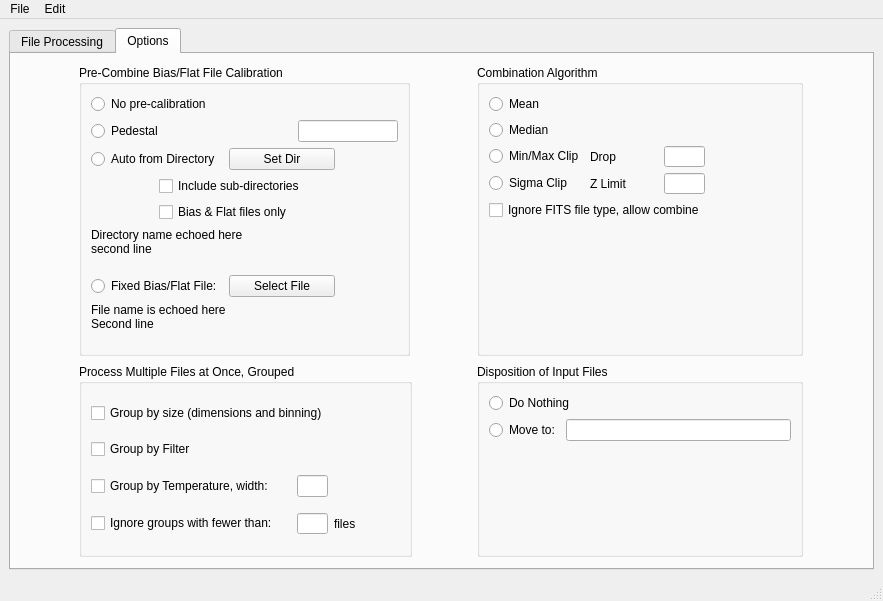
First picture: the form in MainWindow.ui, repository RMcDOttawa/MasterFlatMaker, before the edit.
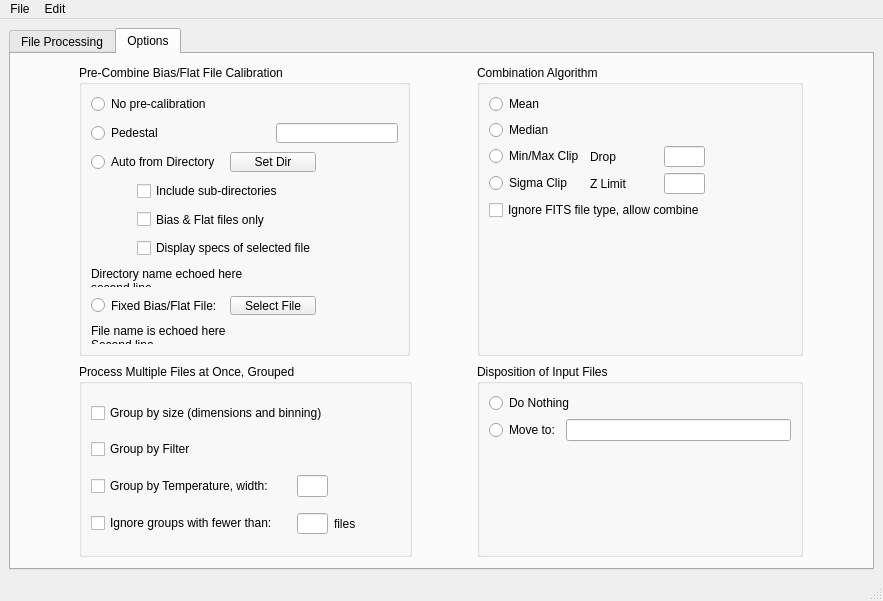
Second picture: the form after the edit. The open tabs and pages were chosen to show the change.

Commit message: Checkbox to control whether results of auto-selected dark/bias search are displayed.  GUI-side done.

What changed in the file:
```diff
--- a/MainWindow.ui
+++ b/MainWindow.ui
@@ -356,7 +356,120 @@
            <string>Pre-Combine Bias/Flat File Calibration</string>
           </property>
           <layout class="QGridLayout" name="gridLayout">
-           <item row="0" column="0" colspan="2">
+           <property name="verticalSpacing">
+            <number>9</number>
+           </property>
+           <item row="8" column="0" colspan="3">
+            <widget class="QRadioButton" name="fixedPreCalFileRB">
+             <property name="toolTip">
+              <string>Use fixed bias or flat file specified here for precalibration</string>
+             </property>
+             <property name="text">
+              <string>Fixed Bias/Flat File:</string>
+             </property>
+             <attribute name="buttonGroup">
+              <string notr="true">preCalibrationGroup</string>
+             </attribute>
+            </widget>
+           </item>
+           <item row="3" column="0">
+            <spacer name="horizontalSpacer_7">
+             <property name="orientation">
+              <enum>Qt::Horizontal</enum>
+             </property>
+             <property name="sizeType">
+              <enum>QSizePolicy::Fixed</enum>
+             </property>
+             <property name="sizeHint" stdset="0">
+              <size>
+               <width>40</width>
+               <height>17</height>
+              </size>
+             </property>
+            </spacer>
+           </item>
+           <item row="7" column="0" colspan="6">
+            <widget class="QLabel" name="autoDirectoryName">
+             <property name="text">
+              <string>&lt;html&gt;&lt;head/&gt;&lt;body&gt;&lt;p&gt;&lt;span style=&quot; font-size:9pt;&quot;&gt;Directory name echoed here&lt;br/&gt;second line&lt;/span&gt;&lt;/p&gt;&lt;/body&gt;&lt;/html&gt;</string>
+             </property>
+             <property name="alignment">
+              <set>Qt::AlignLeading|Qt::AlignLeft|Qt::AlignTop</set>
+             </property>
+             <property name="wordWrap">
+              <bool>true</bool>
+             </property>
+            </widget>
+           </item>
+           <item row="2" column="0" colspan="3">
+            <widget class="QRadioButton" name="autoPreCalibrationRB">
+             <property name="toolTip">
+              <string>Automatically choose the best matching Bias or Flat file from a directory of files</string>
+             </property>
+             <property name="text">
+              <string>Auto from Directory</string>
+             </property>
+             <attribute name="buttonGroup">
+              <string notr="true">preCalibrationGroup</string>
+             </attribute>
+            </widget>
+           </item>
+           <item row="9" column="0" colspan="6">
+            <widget class="QLabel" name="precalibrationPathDisplay">
+             <property name="minimumSize">
+              <size>
+               <width>0</width>
+               <height>0</height>
+              </size>
+             </property>
+             <property name="text">
+              <string>&lt;html&gt;&lt;head/&gt;&lt;body&gt;&lt;p&gt;&lt;span style=&quot; font-size:9pt;&quot;&gt;File name is echoed here&lt;br/&gt;Second line&lt;/span&gt;&lt;/p&gt;&lt;/body&gt;&lt;/html&gt;</string>
+             </property>
+             <property name="alignment">
+              <set>Qt::AlignLeading|Qt::AlignLeft|Qt::AlignTop</set>
+             </property>
+             <property name="wordWrap">
+              <bool>true</bool>
+             </property>
+            </widget>
+           </item>
+           <item row="2" column="5">
+            <spacer name="horizontalSpacer_3">
+             <property name="orientation">
+              <enum>Qt::Horizontal</enum>
+             </property>
+             <property name="sizeHint" stdset="0">
+              <size>
+               <width>34</width>
+               <height>15</height>
+              </size>
+             </property>
+            </spacer>
+           </item>
+           <item row="1" column="4" colspan="2">
+            <widget class="QLineEdit" name="fixedPedestalAmount"/>
+           </item>
+           <item row="2" column="3" colspan="2">
+            <widget class="QPushButton" name="setAutoDirectory">
+             <property name="text">
+              <string>Set Dir</string>
+             </property>
+            </widget>
+           </item>
+           <item row="8" column="5">
+            <spacer name="horizontalSpacer_4">
+             <property name="orientation">
+              <enum>Qt::Horizontal</enum>
+             </property>
+             <property name="sizeHint" stdset="0">
+              <size>
+               <width>34</width>
+               <height>15</height>
+              </size>
+             </property>
+            </spacer>
+           </item>
+           <item row="0" column="0" colspan="3">
             <widget class="QRadioButton" name="noPreClalibrationRB">
              <property name="toolTip">
               <string>No precalibration</string>
@@ -369,7 +482,23 @@
              </attribute>
             </widget>
            </item>
-           <item row="1" column="0" colspan="2">
+           <item row="4" column="0">
+            <spacer name="horizontalSpacer_8">
+             <property name="orientation">
+              <enum>Qt::Horizontal</enum>
+             </property>
+             <property name="sizeType">
+              <enum>QSizePolicy::Fixed</enum>
+             </property>
+             <property name="sizeHint" stdset="0">
+              <size>
+               <width>40</width>
+               <height>17</height>
+              </size>
+             </property>
+            </spacer>
+           </item>
+           <item row="1" column="0" colspan="3">
             <widget class="QRadioButton" name="fixedPedestalRB">
              <property name="toolTip">
               <string>Subtract a given fixed pedestal amount from each pixel</string>
@@ -382,44 +511,18 @@
              </attribute>
             </widget>
            </item>
-           <item row="1" column="3" colspan="2">
-            <widget class="QLineEdit" name="fixedPedestalAmount"/>
-           </item>
-           <item row="2" column="0" colspan="2">
-            <widget class="QRadioButton" name="autoPreCalibrationRB">
-             <property name="toolTip">
-              <string>Automatically choose the best matching Bias or Flat file from a directory of files</string>
-             </property>
+           <item row="8" column="3" colspan="2">
+            <widget class="QPushButton" name="selectPreCalFile">
              <property name="text">
-              <string>Auto from Directory</string>
+              <string>Select File</string>
              </property>
              <attribute name="buttonGroup">
               <string notr="true">preCalibrationGroup</string>
              </attribute>
             </widget>
            </item>
-           <item row="2" column="2" colspan="2">
-            <widget class="QPushButton" name="setAutoDirectory">
-             <property name="text">
-              <string>Set Dir</string>
-             </property>
-            </widget>
-           </item>
-           <item row="2" column="4">
-            <spacer name="horizontalSpacer_3">
-             <property name="orientation">
-              <enum>Qt::Horizontal</enum>
-             </property>
-             <property name="sizeHint" stdset="0">
-              <size>
-               <width>34</width>
-               <height>15</height>
-              </size>
-             </property>
-            </spacer>
-           </item>
-           <item row="3" column="0">
-            <spacer name="horizontalSpacer_7">
+           <item row="5" column="0">
+            <spacer name="horizontalSpacer_9">
              <property name="orientation">
               <enum>Qt::Horizontal</enum>
              </property>
@@ -434,7 +537,7 @@
              </property>
             </spacer>
            </item>
-           <item row="3" column="1" colspan="3">
+           <item row="3" column="1" colspan="4">
             <widget class="QCheckBox" name="autoRecursive">
              <property name="toolTip">
               <string>In &quot;Auto Directory&quot;, include any files in sub-directories too</string>
@@ -447,23 +550,7 @@
              </property>
             </widget>
            </item>
-           <item row="4" column="0">
-            <spacer name="horizontalSpacer_8">
-             <property name="orientation">
-              <enum>Qt::Horizontal</enum>
-             </property>
-             <property name="sizeType">
-              <enum>QSizePolicy::Fixed</enum>
-             </property>
-             <property name="sizeHint" stdset="0">
-              <size>
-               <width>40</width>
-               <height>17</height>
-              </size>
-             </property>
-            </spacer>
-           </item>
-           <item row="4" column="1" colspan="2">
+           <item row="4" column="1" colspan="3">
             <widget class="QCheckBox" name="autoBiasOnly">
              <property name="toolTip">
               <string>In auto directory, only BIAS or FLAT files will be considered</string>
@@ -473,68 +560,13 @@
              </property>
             </widget>
            </item>
-           <item row="5" column="0" colspan="5">
-            <widget class="QLabel" name="autoDirectoryName">
-             <property name="text">
-              <string>&lt;html&gt;&lt;head/&gt;&lt;body&gt;&lt;p&gt;&lt;span style=&quot; font-size:9pt;&quot;&gt;Directory name echoed here&lt;br/&gt;second line&lt;/span&gt;&lt;/p&gt;&lt;/body&gt;&lt;/html&gt;</string>
-             </property>
-             <property name="alignment">
-              <set>Qt::AlignLeading|Qt::AlignLeft|Qt::AlignTop</set>
-             </property>
-             <property name="wordWrap">
-              <bool>true</bool>
-             </property>
-            </widget>
-           </item>
-           <item row="6" column="0" colspan="2">
-            <widget class="QRadioButton" name="fixedPreCalFileRB">
+           <item row="5" column="1" colspan="4">
+            <widget class="QCheckBox" name="displayAutoResultsCB">
              <property name="toolTip">
               <string>Use fixed bias or flat file specified here for precalibration</string>
              </property>
              <property name="text">
-              <string>Fixed Bias/Flat File:</string>
-             </property>
-             <attribute name="buttonGroup">
-              <string notr="true">preCalibrationGroup</string>
-             </attribute>
-            </widget>
-           </item>
-           <item row="6" column="2" colspan="2">
-            <widget class="QPushButton" name="selectPreCalFile">
-             <property name="text">
-              <string>Select File</string>
-             </property>
-            </widget>
-           </item>
-           <item row="6" column="4">
-            <spacer name="horizontalSpacer_4">
-             <property name="orientation">
-              <enum>Qt::Horizontal</enum>
-             </property>
-             <property name="sizeHint" stdset="0">
-              <size>
-               <width>34</width>
-               <height>15</height>
-              </size>
-             </property>
-            </spacer>
-           </item>
-           <item row="7" column="0" colspan="5">
-            <widget class="QLabel" name="precalibrationPathDisplay">
-             <property name="minimumSize">
-              <size>
-               <width>0</width>
-               <height>0</height>
-              </size>
-             </property>
-             <property name="text">
-              <string>&lt;html&gt;&lt;head/&gt;&lt;body&gt;&lt;p&gt;&lt;span style=&quot; font-size:9pt;&quot;&gt;File name is echoed here&lt;br/&gt;Second line&lt;/span&gt;&lt;/p&gt;&lt;/body&gt;&lt;/html&gt;</string>
-             </property>
-             <property name="alignment">
-              <set>Qt::AlignLeading|Qt::AlignLeft|Qt::AlignTop</set>
-             </property>
-             <property name="wordWrap">
-              <bool>true</bool>
+              <string>Display specs of selected file</string>
              </property>
             </widget>
            </item>
```
Left out of the diff: 5 changed lines with no effect on the pictures. The commit also changes 7 other files.
